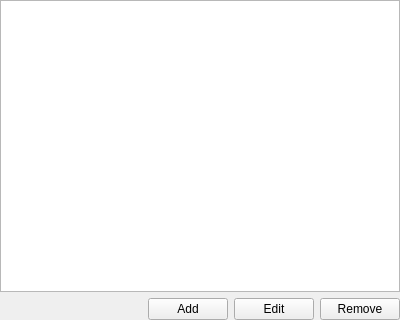
This is src/core/gui/configuration/irc/cfgircnetworks.ui in Destroyerrrocket/doomseeker-unofficial as Qt 5 draws it before an edit. The edited form follows.
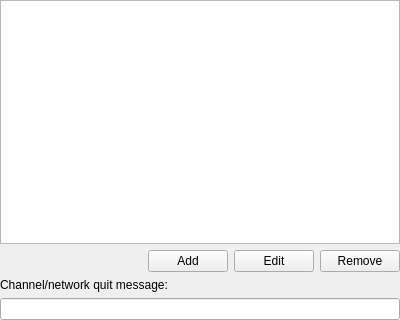
This is the edited form. Icons and pictures are not drawn.

Commit message: - Allow users to define their own IRC quit/part message in "networks" page in irc config box.

The edit to the form file:
```diff
--- a/src/core/gui/configuration/irc/cfgircnetworks.ui
+++ b/src/core/gui/configuration/irc/cfgircnetworks.ui
@@ -80,6 +80,16 @@
      </item>
     </layout>
    </item>
+   <item>
+    <widget class="QLabel" name="label">
+     <property name="text">
+      <string>Channel/network quit message:</string>
+     </property>
+    </widget>
+   </item>
+   <item>
+    <widget class="QLineEdit" name="leQuitMessage"/>
+   </item>
   </layout>
  </widget>
  <resources>
```
The commit also changes 6 other files.
